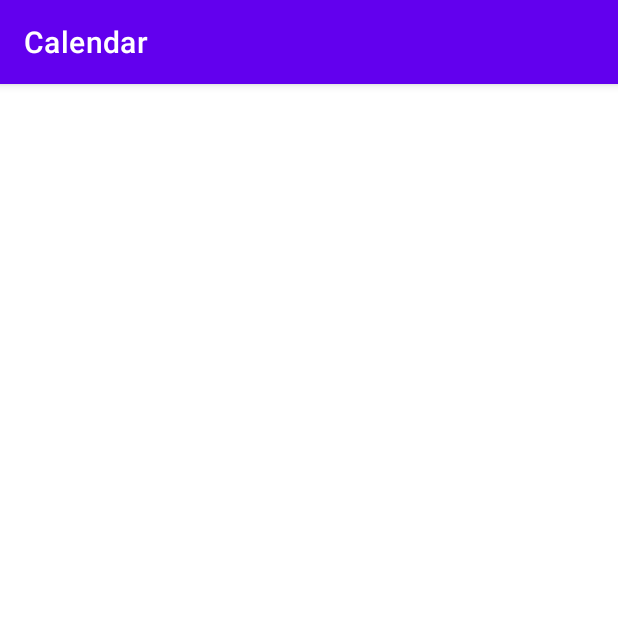
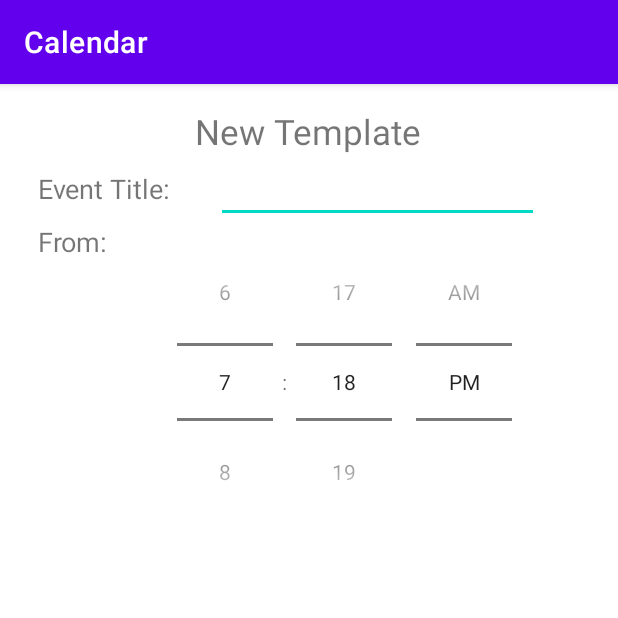
Before and after one commit to WilliamBayliss/CalendarApp, an Android app: the TemplateActivity screen opened directly, with no data from a screen before it, on a phone screen of 412 x 824 dp, the top half of it. Run offline under Robolectric (Android 15) with nearby library versions, the phone set to English and light mode, and no system bars.

Commit message:
new TemplateActivity layout working, TODO: clean up user interface

```diff
--- a/app/src/main/java/com/williambayliss/calendar/TemplateActivity.java
+++ b/app/src/main/java/com/williambayliss/calendar/TemplateActivity.java
@@ -3,19 +3,27 @@ package com.williambayliss.calendar;
 import android.content.Intent;
 import android.os.Bundle;
 import android.os.PersistableBundle;
+import android.widget.LinearLayout;
+import android.widget.TextView;
 
 import androidx.annotation.Nullable;
 import androidx.appcompat.app.AppCompatActivity;
 import androidx.recyclerview.widget.RecyclerView;
 
 public class TemplateActivity extends AppCompatActivity {
-    RecyclerView recyclerView;
+    TextView titleTextView;
+    TextView fromTextView;
+    TextView titleInputTextView;
 
     @Override
-    public void onCreate(@Nullable Bundle savedInstanceState, @Nullable PersistableBundle persistentState) {
-        super.onCreate(savedInstanceState, persistentState);
+    public void onCreate(Bundle savedInstanceState) {
+        super.onCreate(savedInstanceState);
         Intent intent = getIntent();
-        recyclerView = findViewById(R.id.templateRecyclerView);
+        setContentView(R.layout.template_activity);
+
+        titleTextView = findViewById(R.id.newTemplateTextView);
+        fromTextView = findViewById(R.id.fromTimeTextView);
+        titleInputTextView = findViewById(R.id.titleInputTextView);
 
     }
 }
--- a/app/src/main/res/layout/template_activity.xml
+++ b/app/src/main/res/layout/template_activity.xml
@@ -1,10 +1,67 @@
 <?xml version="1.0" encoding="utf-8"?>
-<androidx.recyclerview.widget.RecyclerView xmlns:android="http://schemas.android.com/apk/res/android"
+<LinearLayout xmlns:android="http://schemas.android.com/apk/res/android"
     android:layout_width="match_parent"
     android:layout_height="match_parent"
     xmlns:tools="http://schemas.android.com/tools"
-    android:id="@+id/templateRecyclerView"
-    tools:context=".TemplateActivity">
+    android:id="@+id/template_activity"
+    tools:context=".TemplateActivity"
+    android:orientation="vertical">
+
+    <TextView
+        android:layout_width="wrap_content"
+        android:layout_height="wrap_content"
+        android:layout_gravity="top|center"
+        android:id="@+id/newTemplateTextView"
+        android:text="New Template"
+        android:textSize="23dp"
+        android:paddingTop="16dp"/>
+
+    <LinearLayout
+        android:layout_width="wrap_content"
+        android:layout_height="wrap_content"
+        android:orientation="horizontal"
+        android:id="@+id/templateTitleLayout" >
+
+        <TextView
+            android:layout_width="wrap_content"
+            android:layout_height="wrap_content"
+            android:text="Event Title: "
+            android:id="@+id/titleInputTextView"
+            android:textSize="18dp"
+            android:layout_weight="0"
+            android:paddingLeft="25dp"
+            android:paddingRight="25dp"/>
+
+        <EditText
+            android:layout_width="215dp"
+            android:layout_height="wrap_content"
+            android:layout_weight="0"
+            android:width="150dp"
+            android:paddingLeft="25dp" />
+    </LinearLayout>
+
+    <LinearLayout
+        android:layout_width="wrap_content"
+        android:layout_height="wrap_content"
+        android:orientation="horizontal"
+        android:id="@+id/templateStartTimeLayout" >
+
+        <TextView
+            android:layout_width="wrap_content"
+            android:layout_height="wrap_content"
+            android:text="From: "
+            android:id="@+id/fromTimeTextView"
+            android:textSize="18dp"
+            android:layout_weight="0"
+            android:paddingLeft="25dp"
+            android:paddingRight="25dp"/>
+
+        <TimePicker
+            android:layout_width="wrap_content"
+            android:layout_height="wrap_content"
+            android:id="@+id/fromTimePicker"
+            android:timePickerMode="spinner"/>
+    </LinearLayout>
 
 
-</androidx.recyclerview.widget.RecyclerView>
+</LinearLayout>
```
